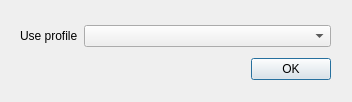
The window that companion/src/profilechooser.ui (opentx/opentx) describes before a commit, drawn with Qt 5.
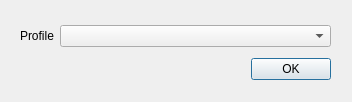
The same window after the commit.

Commit message: Change dialog title

Patch:
```diff
--- a/companion/src/profilechooser.ui
+++ b/companion/src/profilechooser.ui
@@ -40,7 +40,7 @@
          </sizepolicy>
         </property>
         <property name="text">
-         <string>Use profile</string>
+         <string>Profile</string>
         </property>
        </widget>
       </item>
```
Left out of the diff: 2 changed lines with no effect on the pictures.
